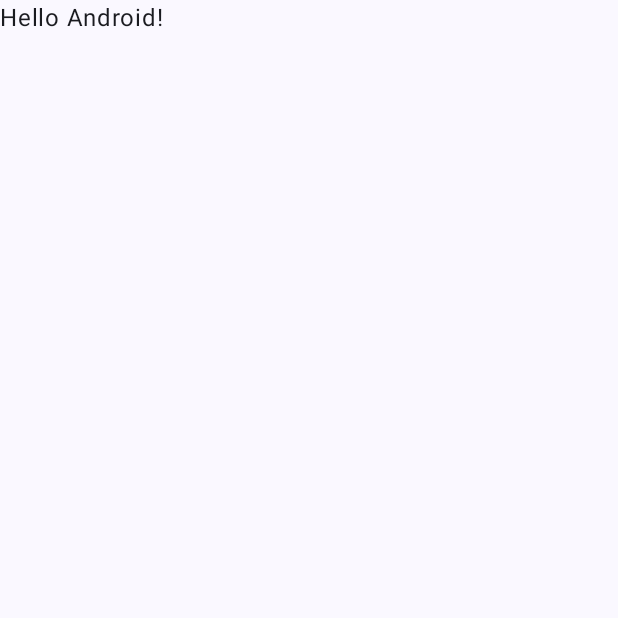
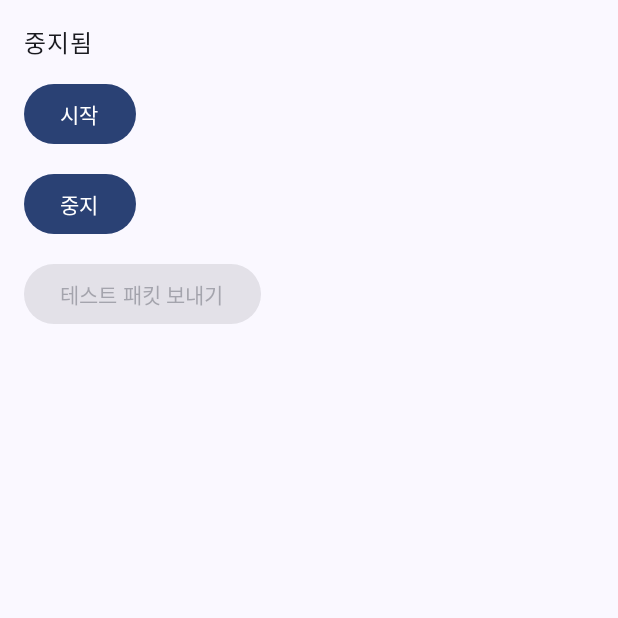
Before and after one commit to mingi6292/vpn-practice, an Android app built with Jetpack Compose: the screen it shows after launch (MainActivity), on a phone screen of 412 x 824 dp, the top half of it. Before the commit the part shown is almost empty. Run offline under Robolectric (Android 15) with nearby library versions, the phone set to English and light mode, and no system bars.

Commit message:
feat: 동의 흐름과 테스트 패킷 버튼 추가
Co-Authored-By: Claude Sonnet 5.5 <noreply@anthropic.com>

```diff
--- a/app/src/main/java/com/mg/vpnpractice/MainActivity.kt
+++ b/app/src/main/java/com/mg/vpnpractice/MainActivity.kt
@@ -1,17 +1,38 @@
 package com.mg.vpnpractice
 
+import android.Manifest
+import android.app.Activity
+import android.content.Context
+import android.content.Intent
+import android.net.VpnService
+import android.os.Build
 import android.os.Bundle
 import androidx.activity.ComponentActivity
+import androidx.activity.compose.rememberLauncherForActivityResult
 import androidx.activity.compose.setContent
 import androidx.activity.enableEdgeToEdge
+import androidx.activity.result.contract.ActivityResultContracts
+import androidx.compose.foundation.layout.Arrangement
+import androidx.compose.foundation.layout.Column
 import androidx.compose.foundation.layout.fillMaxSize
 import androidx.compose.foundation.layout.padding
+import androidx.compose.material3.Button
 import androidx.compose.material3.Scaffold
 import androidx.compose.material3.Text
 import androidx.compose.runtime.Composable
+import androidx.compose.runtime.collectAsState
+import androidx.compose.runtime.getValue
+import androidx.compose.runtime.rememberCoroutineScope
 import androidx.compose.ui.Modifier
+import androidx.compose.ui.platform.LocalContext
+import androidx.compose.ui.res.stringResource
 import androidx.compose.ui.tooling.preview.Preview
+import androidx.compose.ui.unit.dp
 import com.mg.vpnpractice.ui.theme.VpnPracticeTheme
+import com.mg.vpnpractice.vpn.PracticeVpnService
+import com.mg.vpnpractice.vpn.TestPacketSender
+import kotlinx.coroutines.Dispatchers
+import kotlinx.coroutines.launch
 
 class MainActivity : ComponentActivity() {
     override fun onCreate(savedInstanceState: Bundle?) {
@@ -20,10 +41,7 @@ class MainActivity : ComponentActivity() {
         setContent {
             VpnPracticeTheme {
                 Scaffold(modifier = Modifier.fillMaxSize()) { innerPadding ->
-                    Greeting(
-                        name = "Android",
-                        modifier = Modifier.padding(innerPadding)
-                    )
+                    VpnScreen(modifier = Modifier.padding(innerPadding))
                 }
             }
         }
@@ -31,17 +49,63 @@ class MainActivity : ComponentActivity() {
 }
 
 @Composable
-fun Greeting(name: String, modifier: Modifier = Modifier) {
-    Text(
-        text = "Hello $name!",
-        modifier = modifier
+private fun VpnScreen(modifier: Modifier = Modifier) {
+    val context = LocalContext.current
+    val running by PracticeVpnService.isRunning.collectAsState()
+    val scope = rememberCoroutineScope()
+
+    // 동의 화면 결과. RESULT_OK일 때만 서비스를 시작하고, 거부하면 아무것도 하지 않는다(상태는 "중지됨" 그대로).
+    val consentLauncher = rememberLauncherForActivityResult(ActivityResultContracts.StartActivityForResult()) { result ->
+        if (result.resultCode == Activity.RESULT_OK) startVpnService(context)
+    }
+
+    // 알림 권한은 거부해도 VPN은 시작한다. 알림만 안 보일 뿐 VPN 동작에는 영향이 없다.
+    val notificationLauncher = rememberLauncherForActivityResult(ActivityResultContracts.RequestPermission()) {
+        requestVpnConsent(context) { consentLauncher.launch(it) }
+    }
+
+    Column(
+        modifier = modifier.padding(16.dp),
+        verticalArrangement = Arrangement.spacedBy(12.dp),
+    ) {
+        Text(stringResource(if (running) R.string.status_running else R.string.status_stopped))
+        Button(onClick = {
+            if (Build.VERSION.SDK_INT >= Build.VERSION_CODES.TIRAMISU) {
+                notificationLauncher.launch(Manifest.permission.POST_NOTIFICATIONS)
+            } else {
+                requestVpnConsent(context) { consentLauncher.launch(it) }
+            }
+        }) { Text(stringResource(R.string.action_start)) }
+        Button(onClick = {
+            context.startService(
+                Intent(context, PracticeVpnService::class.java).setAction(PracticeVpnService.ACTION_STOP),
+            )
+        }) { Text(stringResource(R.string.action_stop)) }
+        Button(
+            enabled = running,
+            // 소켓 전송은 네트워크 호출이라 메인 스레드에서 하면 NetworkOnMainThreadException이 난다.
+            onClick = { scope.launch(Dispatchers.IO) { TestPacketSender.send() } },
+        ) { Text(stringResource(R.string.action_send_test_packet)) }
+    }
+}
+
+/**
+ * prepare()가 null이면 이미 동의된 상태라 바로 시작하고, Intent를 돌려주면 시스템 동의 화면을 띄워야 한다.
+ */
+private fun requestVpnConsent(context: Context, launchConsent: (Intent) -> Unit) {
+    val consentIntent = VpnService.prepare(context)
+    if (consentIntent == null) startVpnService(context) else launchConsent(consentIntent)
+}
+
+private fun startVpnService(context: Context) {
+    // 서비스 쪽에서 곧바로 startForeground()를 호출하므로 일반 startService로 충분하다(앱이 포그라운드일 때만 호출됨).
+    context.startService(
+        Intent(context, PracticeVpnService::class.java).setAction(PracticeVpnService.ACTION_START),
     )
 }
 
 @Preview(showBackground = true)
 @Composable
-fun GreetingPreview() {
-    VpnPracticeTheme {
-        Greeting("Android")
-    }
+private fun VpnScreenPreview() {
+    VpnPracticeTheme { VpnScreen() }
 }
--- a/app/src/main/java/com/mg/vpnpractice/vpn/PracticeVpnService.kt
+++ b/app/src/main/java/com/mg/vpnpractice/vpn/PracticeVpnService.kt
@@ -67,7 +67,9 @@ class PracticeVpnService : VpnService() {
                 // stopVpn()이 fd를 닫아야 read()가 IOException으로 빠져나온다.
                 while (true) {
                     val length = input.read(buffer)
-                    if (length <= 0) continue
+                    // -1은 스트림 끝이다. continue만 하면 같은 read()를 무한 반복(busy loop)하므로 루프를 끝낸다.
+                    if (length < 0) break
+                    if (length == 0) continue
                     val packet = Ipv4Packet.parse(buffer, length)
                     if (packet == null) {
                         Log.d(TAG, "ignored non-IPv4 or malformed packet ($length bytes)")
--- a/app/src/main/res/values/strings.xml
+++ b/app/src/main/res/values/strings.xml
@@ -2,4 +2,9 @@
     <string name="app_name">VpnPractice</string>
     <string name="vpn_notification_channel">VPN 상태</string>
     <string name="vpn_notification_title">VPN 연습 실행 중</string>
+    <string name="status_running">실행 중</string>
+    <string name="status_stopped">중지됨</string>
+    <string name="action_start">시작</string>
+    <string name="action_stop">중지</string>
+    <string name="action_send_test_packet">테스트 패킷 보내기</string>
 </resources>
```
Also changed, not shown: app/src/main/java/com/mg/vpnpractice/vpn/TestPacketSender.kt (added, +17 -0 lines), 1 other file.
